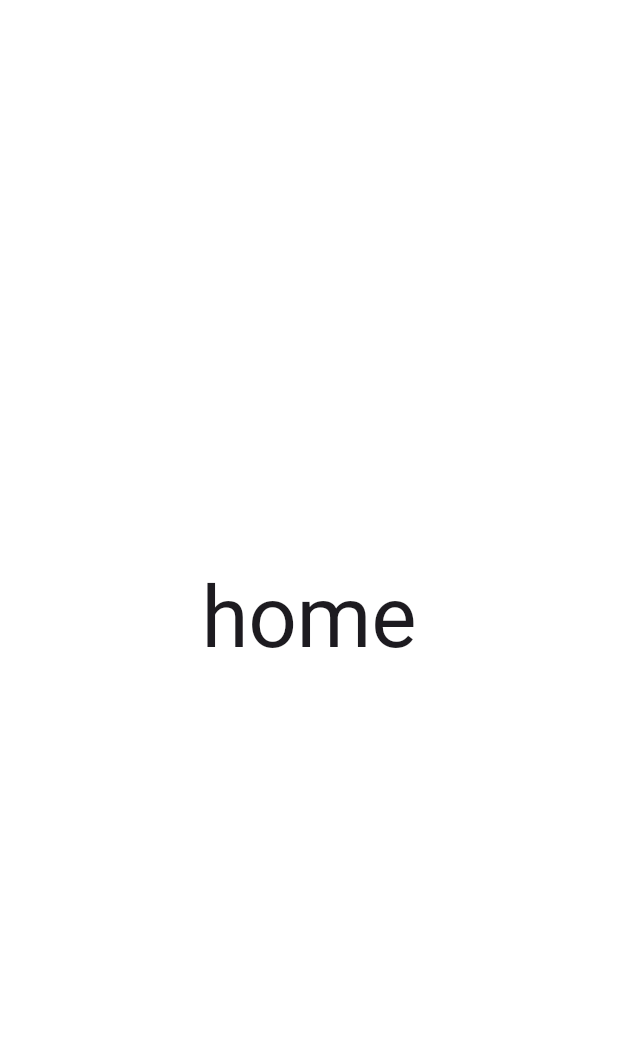
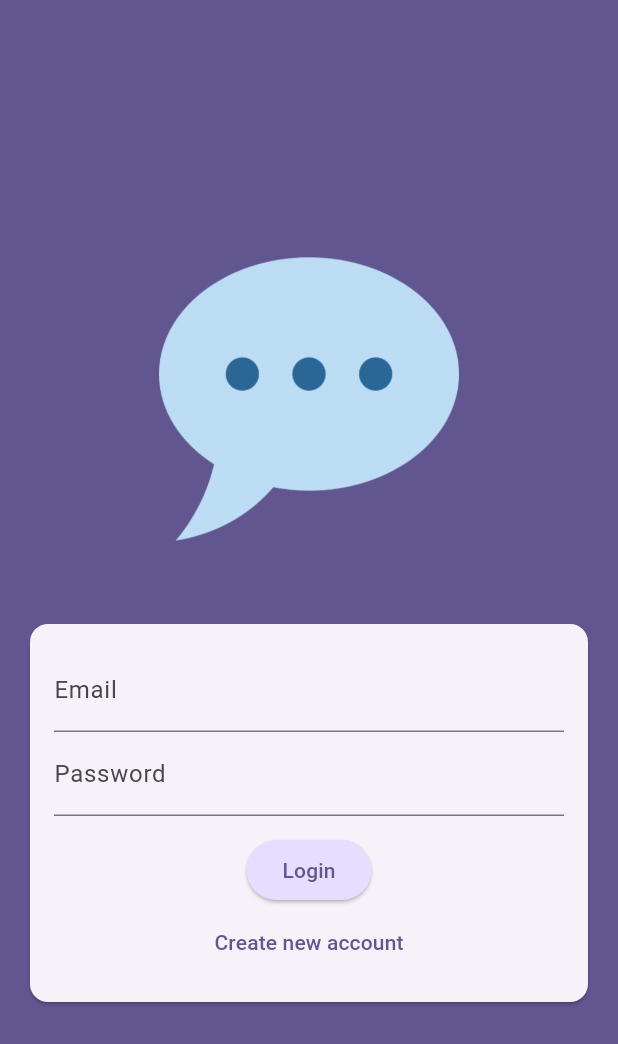
Before and after one commit to adityaw24/flutter_chat_app, a Flutter app: the screen it shows after launch, on a phone screen of 412 x 824 dp. Shown: the top 1044 px of the screen. Run offline on Flutter 3.47's test engine with Material 3 defaults, Android fonts, the phone set to English and light mode, and no system bars; our stand-ins replace firebase_auth, firebase_core; accounts and stored records are empty.

Commit message:
login feature and firebase

```diff
--- a/lib/main.dart
+++ b/lib/main.dart
@@ -1,6 +1,18 @@
+import 'package:firebase_auth/firebase_auth.dart';
 import 'package:flutter/material.dart';
+import 'package:flutter_chat_app/screen/auth_screen.dart';
+import 'package:firebase_core/firebase_core.dart';
+import 'package:flutter_chat_app/screen/chat_screen.dart';
+import 'package:flutter_chat_app/screen/loading_screen.dart';
+import 'firebase_options.dart';
 
-void main() {
+final _auth = FirebaseAuth.instance.authStateChanges();
+
+void main() async {
+  WidgetsFlutterBinding.ensureInitialized();
+  await Firebase.initializeApp(
+    options: DefaultFirebaseOptions.currentPlatform,
+  );
   runApp(const App());
 }
 
@@ -16,10 +28,19 @@ class App extends StatelessWidget {
         colorScheme: ColorScheme.fromSeed(
             seedColor: const Color.fromARGB(255, 63, 17, 177)),
       ),
-        home: Center(
-          child: Text('home', style: Theme.of(context).textTheme.displayLarge!.copyWith(
-            color: Theme.of(context).colorScheme.onBackground,
-          ),),
+      home: StreamBuilder(
+        stream: _auth,
+        builder: (context, snapshot) {
+          if (snapshot.connectionState == ConnectionState.waiting) {
+            return const LoadingScreen();
+          }
+
+          if (snapshot.hasData) {
+            return const ChatScreen();
+          }
+
+          return const AuthScreen();
+        },
       ),
     );
   }
--- /dev/null
+++ b/lib/screen/auth_screen.dart
@@ -0,0 +1,149 @@
+import 'package:firebase_auth/firebase_auth.dart';
+import 'package:flutter/material.dart';
+import 'package:flutter_chat_app/utils/firebase.dart';
+
+final _firebase = FirebaseUtils();
+final _firebaseAuth = _firebase.firebaseAuth;
+
+class AuthScreen extends StatefulWidget {
+  const AuthScreen({super.key});
+
+  @override
+  State<AuthScreen> createState() => _AuthScreenState();
+}
+
+class _AuthScreenState extends State<AuthScreen> {
+  bool _isLogin = true;
+  final _form = GlobalKey<FormState>();
+  var _enteredEmail = '';
+  var _enteredPassword = '';
+
+  void _submit() async {
+    final isValid = _form.currentState!.validate();
+
+    if (!isValid) {
+      return;
+    }
+
+    _form.currentState!.save();
+
+    try {
+      if (_isLogin) {
+        final userCredentials = await _firebaseAuth.signInWithEmailAndPassword(
+          email: _enteredEmail,
+          password: _enteredPassword,
+        );
+      } else {
+        final userCredentials =
+            await _firebaseAuth.createUserWithEmailAndPassword(
+          email: _enteredEmail,
+          password: _enteredPassword,
+        );
+      }
+    } on FirebaseAuthException catch (error) {
+      if (error.code == 'email-already-in-use') {}
+
+      ScaffoldMessenger.of(context).clearSnackBars();
+      ScaffoldMessenger.of(context).showSnackBar(
+        SnackBar(
+          content: Text(error.message ?? 'Authentication fail'),
+        ),
+      );
+    }
+  }
+
+  @override
+  Widget build(BuildContext context) {
+    return Scaffold(
+      backgroundColor: Theme.of(context).colorScheme.primary,
+      body: Center(
+        child: SingleChildScrollView(
+          child: Column(
+            mainAxisAlignment: MainAxisAlignment.center,
+            children: [
+              Container(
+                margin: const EdgeInsets.symmetric(
+                  horizontal: 20,
+                  vertical: 30,
+                ),
+                width: 200,
+                child: Image.asset('assets/images/chat.png'),
+              ),
+              Card(
+                margin: const EdgeInsets.all(20),
+                child: SingleChildScrollView(
+                  child: Padding(
+                    padding: const EdgeInsets.all(16),
+                    child: Form(
+                      key: _form,
+                      child: Column(
+                        mainAxisAlignment: MainAxisAlignment.center,
+                        children: [
+                          TextFormField(
+                            decoration: const InputDecoration(
+                              labelText: 'Email',
+                            ),
+                            keyboardType: TextInputType.emailAddress,
+                            textCapitalization: TextCapitalization.none,
+                            validator: (value) {
+                              if (value == null ||
+                                  value.trim().isEmpty ||
+                                  !value.contains('@')) {
+                                return 'Enter valid email address';
+                              }
+                              return null;
+                            },
+                            onSaved: (newValue) {
+                              _enteredEmail = newValue!;
+                            },
+                          ),
+                          TextFormField(
+                            decoration: const InputDecoration(
+                              labelText: 'Password',
+                            ),
+                            obscureText: true,
+                            validator: (value) {
+                              if (value == null || value.trim().length < 6) {
+                                return 'Password must be at least 6 characters';
+                              }
+                              return null;
+                            },
+                            onSaved: (newValue) {
+                              _enteredPassword = newValue!;
+                            },
+                          ),
+                          const SizedBox(
+                            height: 12,
+                          ),
+                          ElevatedButton(
+                            onPressed: _submit,
+                            style: ElevatedButton.styleFrom(
+                              backgroundColor: Theme.of(context)
+                                  .colorScheme
+                                  .primaryContainer,
+                            ),
+                            child: Text(_isLogin ? 'Login' : 'Sign Up'),
+                          ),
+                          TextButton(
+                            onPressed: () {
+                              setState(() {
+                                _isLogin = !_isLogin;
+                              });
+                            },
+                            child: Text(_isLogin
+                                ? 'Create new account'
+                                : 'I already have an account'),
+                          ),
+                        ],
+                      ),
+                    ),
+                  ),
+                ),
+              ),
+            ],
+          ),
+        ),
+      ),
+    );
+  }
+}
--- /dev/null
+++ b/lib/utils/firebase.dart
@@ -0,0 +1,6 @@
+import 'package:firebase_auth/firebase_auth.dart';
+
+class FirebaseUtils {
+  final firebaseAuth = FirebaseAuth.instance;
+  final firebaseAuthException = FirebaseAuthException;
+}
```
Also changed, not shown: lib/screen/chat_screen.dart (added, +38 -0 lines), lib/screen/loading_screen.dart (added, +22 -0 lines), pubspec.yaml (+5 -3 lines), assets/images/chat.png (added), lib/firebase_options.dart (added), pubspec.lock, 9 other files. Lines whose indentation alone changed are shown as unchanged.
